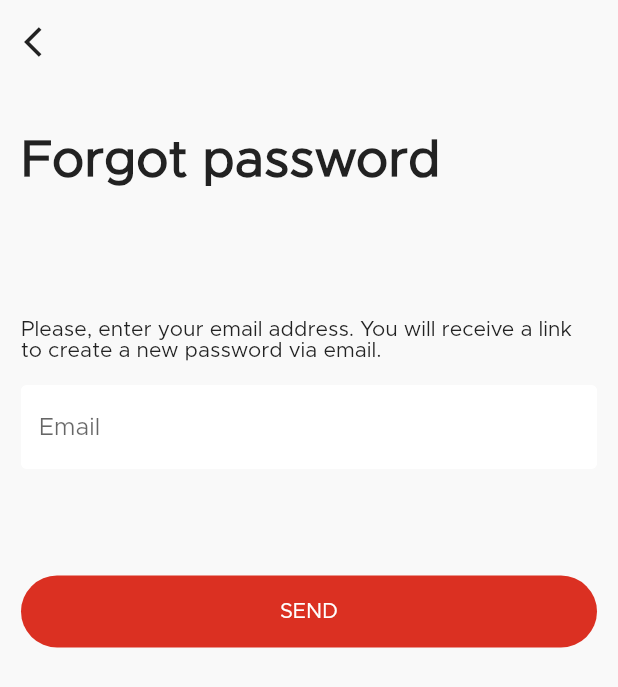
After one commit to salsabilelshiekh2022/E-commerce_application, a Flutter app: the ForgetPasswordView screen opened by its route, on a phone screen of 412 x 824 dp. The commit adds this screen. Shown: the top 687 px of the screen. Run offline on Flutter 3.47's test engine with Material 2 defaults, Android fonts, the phone set to English and light mode, and no system bars; our stand-ins replace bloc, flutter_bloc, flutter_svg.

Commit message:
finish forget password page ui

```diff
--- a/lib/core/router/router.dart
+++ b/lib/core/router/router.dart
@@ -1,3 +1,4 @@
+import 'package:ecommerce/views/forget_password/view.dart';
 import 'package:ecommerce/views/login/view.dart';
 import 'package:ecommerce/views/register/view.dart';
 import 'package:flutter/cupertino.dart';
@@ -12,6 +13,9 @@ Route<dynamic> onGenerate(RouteSettings settings) {
     case AppRoutes.registerPageRoute:
       return CupertinoPageRoute(
           builder: (_) => const RegisterView(), settings: settings);
+    case AppRoutes.forgetPasswordRoute:
+      return CupertinoPageRoute(
+          builder: (_) => const ForgetPasswordView(), settings: settings);
 
     default:
       return CupertinoPageRoute(
--- /dev/null
+++ b/lib/views/forget_password/cubit.dart
@@ -0,0 +1,17 @@
+import 'package:bloc/bloc.dart';
+import 'package:flutter/material.dart';
+import 'package:flutter_bloc/flutter_bloc.dart';
+import 'package:meta/meta.dart';
+
+part 'state.dart';
+
+class ForgetPasswordCubit extends Cubit<ForgetPasswordState> {
+  ForgetPasswordCubit() : super(ForgetPasswordInitial());
+
+  final GlobalKey<FormState> formKey = GlobalKey();
+  String? email;
+
+  final emailController = TextEditingController();
+
+  static ForgetPasswordCubit of(context) => BlocProvider.of(context);
+}
--- /dev/null
+++ b/lib/views/forget_password/state.dart
@@ -0,0 +1,6 @@
+part of 'cubit.dart';
+
+@immutable
+sealed class ForgetPasswordState {}
+
+final class ForgetPasswordInitial extends ForgetPasswordState {}
--- /dev/null
+++ b/lib/views/forget_password/view.dart
@@ -0,0 +1,87 @@
+import 'package:ecommerce/views/forget_password/cubit.dart';
+import 'package:ecommerce/widgets/app_button.dart';
+import 'package:ecommerce/widgets/app_text.dart';
+import 'package:flutter/material.dart';
+import 'package:flutter_bloc/flutter_bloc.dart';
+
+import '../../constants.dart';
+import '../../core/validator/validator.dart';
+import '../../widgets/app_text_form_field.dart';
+
+class ForgetPasswordView extends StatelessWidget {
+  const ForgetPasswordView({super.key});
+
+  @override
+  Widget build(BuildContext context) {
+    final height = getHeight(context);
+
+    return BlocProvider(
+      create: (context) => ForgetPasswordCubit(),
+      child: Builder(builder: (context) {
+        final cubit = ForgetPasswordCubit.of(context);
+        return Scaffold(
+          appBar: AppBar(
+            leading: IconButton(
+              icon: const Icon(
+                Icons.arrow_back_ios,
+              ),
+              onPressed: () {
+                Navigator.pop(context);
+              },
+            ),
+          ),
+          body: SafeArea(
+            child: Padding(
+              padding: EdgeInsets.symmetric(
+                  vertical: height * .0418, horizontal: 14.0),
+              child: Form(
+                key: cubit.formKey,
+                child: Column(
+                  crossAxisAlignment: CrossAxisAlignment.start,
+                  children: [
+                    const AppText(
+                      text: "Forgot password",
+                      fontSize: 34,
+                      fontWeight: FontWeight.bold,
+                    ),
+                    SizedBox(
+                      height: height * .1071,
+                    ),
+                    const AppText(
+                        text:
+                            'Please, enter your email address. You will receive a link to create a new password via email.'),
+                    const SizedBox(
+                      height: 16,
+                    ),
+                    AppTextFormField(
+                      onSave: (data) {
+                        cubit.email = data;
+                      },
+                      controller: cubit.emailController,
+                      textInputAction: TextInputAction.done,
+                      hintText: 'Email',
+                      validator: (value) {
+                        return Validator.validateEmail(value);
+                      },
+                    ),
+                    SizedBox(
+                      height: height * .0862,
+                    ),
+                    AppButton(
+                      title: 'SEND',
+                      onTap: () {
+                        if (cubit.formKey.currentState!.validate()) {
+                          cubit.formKey.currentState!.save();
+                        }
+                      },
+                    ),
+                  ],
+                ),
+              ),
+            ),
+          ),
+        );
+      }),
+    );
+  }
+}
```
